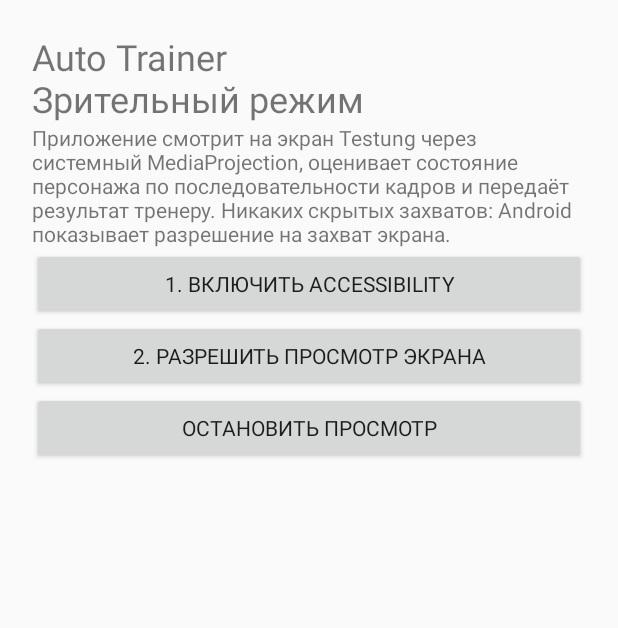
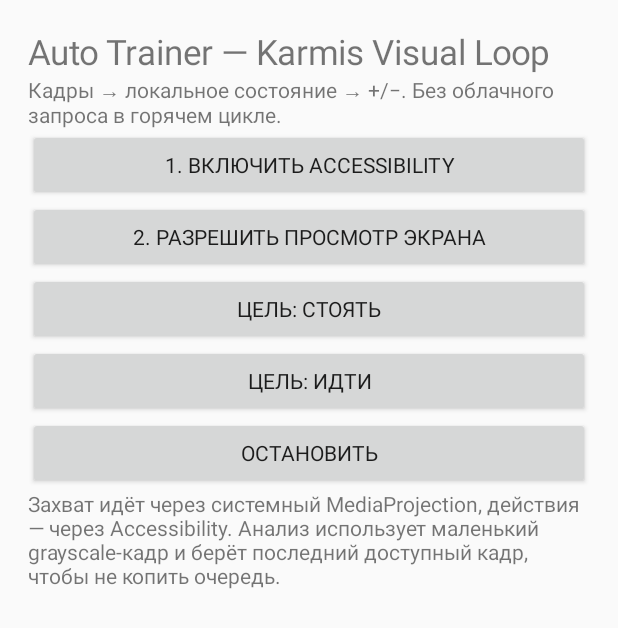
Before and after one commit to dmitriy2403iskan-star/Testung, an Android app: the screen it shows after launch (MainActivity), on a phone screen of 412 x 824 dp. Shown: the top 628 px of the screen. Run offline under Robolectric (Android 15) with nearby library versions, the phone set to English and light mode, and no system bars.

Commit message:
Fix visual loop and normalized reward control

```diff
--- a/auto-trainer-android/app/src/main/java/com/example/autotrainer/MainActivity.java
+++ b/auto-trainer-android/app/src/main/java/com/example/autotrainer/MainActivity.java
@@ -1,30 +1,29 @@
 package com.example.autotrainer;
 
 import android.app.Activity;
-import android.content.Intent;
+import android.content.*;
 import android.media.projection.MediaProjectionManager;
 import android.os.Bundle;
 import android.provider.Settings;
 import android.widget.*;
 
 public class MainActivity extends Activity {
-    static final int CAPTURE=1001;
+    static final int CAPTURE=1001; private TextView status;
     @Override public void onCreate(Bundle b){
         super.onCreate(b);
-        LinearLayout box=new LinearLayout(this); box.setOrientation(LinearLayout.VERTICAL); box.setPadding(32,32,32,32);
-        TextView title=new TextView(this); title.setText("Auto Trainer\nЗрительный режим"); title.setTextSize(24); box.addView(title);
-        TextView info=new TextView(this); info.setText("Приложение смотрит на экран Testung через системный MediaProjection, оценивает состояние персонажа по последовательности кадров и передаёт результат тренеру. Никаких скрытых захватов: Android показывает разрешение на захват экрана."); box.addView(info);
-        Button acc=new Button(this); acc.setText("1. Включить Accessibility"); acc.setOnClickListener(v->startActivity(new Intent(Settings.ACTION_ACCESSIBILITY_SETTINGS))); box.addView(acc);
-        Button capture=new Button(this); capture.setText("2. Разрешить просмотр экрана"); capture.setOnClickListener(v->{ MediaProjectionManager m=(MediaProjectionManager)getSystemService(MEDIA_PROJECTION_SERVICE); startActivityForResult(m.createScreenCaptureIntent(),CAPTURE); }); box.addView(capture);
-        Button stop=new Button(this); stop.setText("Остановить просмотр"); stop.setOnClickListener(v->stopService(new Intent(this,ScreenCaptureService.class))); box.addView(stop);
+        LinearLayout box=new LinearLayout(this);box.setOrientation(LinearLayout.VERTICAL);box.setPadding(28,28,28,28);
+        TextView title=new TextView(this);title.setText("Auto Trainer — Karmis Visual Loop");title.setTextSize(23);box.addView(title);
+        status=new TextView(this);status.setText("Кадры → локальное состояние → +/−. Без облачного запроса в горячем цикле.");box.addView(status);
+        Button acc=new Button(this);acc.setText("1. Включить Accessibility");acc.setOnClickListener(v->startActivity(new Intent(Settings.ACTION_ACCESSIBILITY_SETTINGS)));box.addView(acc);
+        Button capture=new Button(this);capture.setText("2. Разрешить просмотр экрана");capture.setOnClickListener(v->{MediaProjectionManager m=(MediaProjectionManager)getSystemService(MEDIA_PROJECTION_SERVICE);
+            startActivityForResult(m.createScreenCaptureIntent(),CAPTURE);});box.addView(capture);
+        Button stand=new Button(this);stand.setText("Цель: СТОЯТЬ");stand.setOnClickListener(v->{TrainerController.setGoal(this,"stand");status.setText("Цель: СТОЯТЬ");});box.addView(stand);
+        Button walk=new Button(this);walk.setText("Цель: ИДТИ");walk.setOnClickListener(v->{TrainerController.setGoal(this,"walk");status.setText("Цель: ИДТИ");});box.addView(walk);
+        Button stop=new Button(this);stop.setText("Остановить");stop.setOnClickListener(v->stopService(new Intent(this,ScreenCaptureService.class)));box.addView(stop);
+        TextView note=new TextView(this);note.setText("Захват идёт через системный MediaProjection, действия — через Accessibility. Анализ использует маленький grayscale-кадр и берёт последний доступный кадр, чтобы не копить очередь.");box.addView(note);
         setContentView(box);
     }
-    @Override protected void onActivityResult(int r,int c,Intent d){
-        super.onActivityResult(r,c,d);
-        if(r==CAPTURE && c==RESULT_OK && d!=null){
-            Intent i=new Intent(this,ScreenCaptureService.class);
-            i.putExtra("resultCode",c); i.putExtra("data",d);
-            startForegroundService(i);
-        }
-    }
+    @Override protected void onActivityResult(int r,int c,Intent d){super.onActivityResult(r,c,d);
+        if(r==CAPTURE&&c==RESULT_OK&&d!=null){Intent i=new Intent(this,ScreenCaptureService.class);i.putExtra("resultCode",c);i.putExtra("data",d);
+            startForegroundService(i);status.setText("Захват запущен");}}
 }
```
